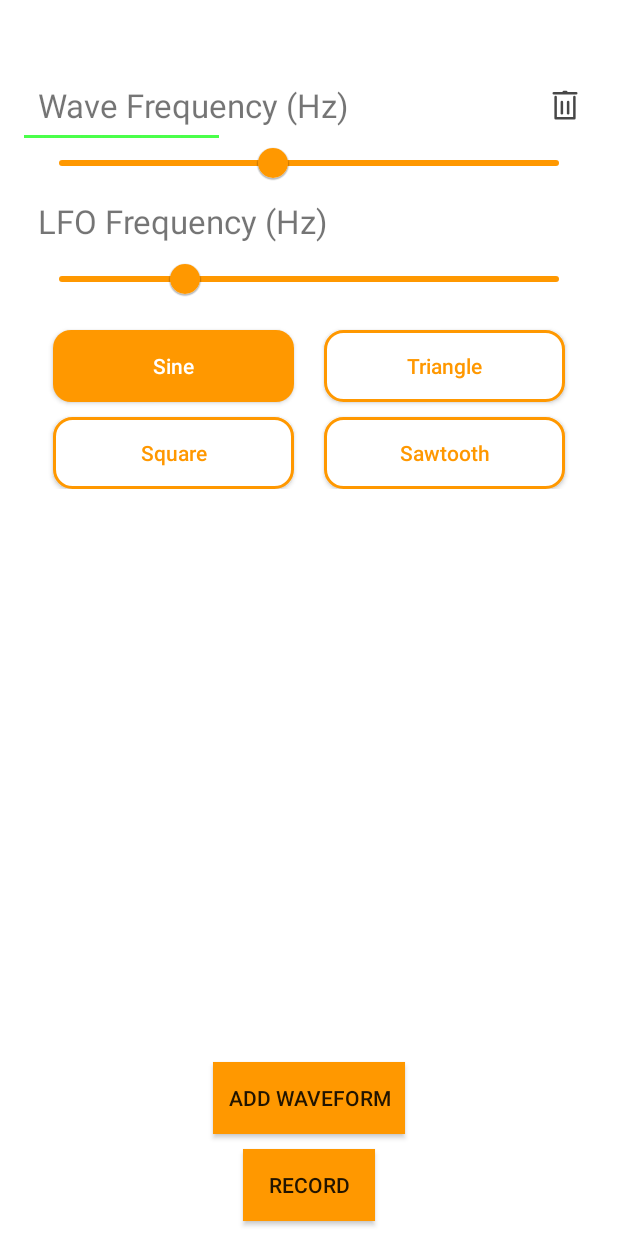
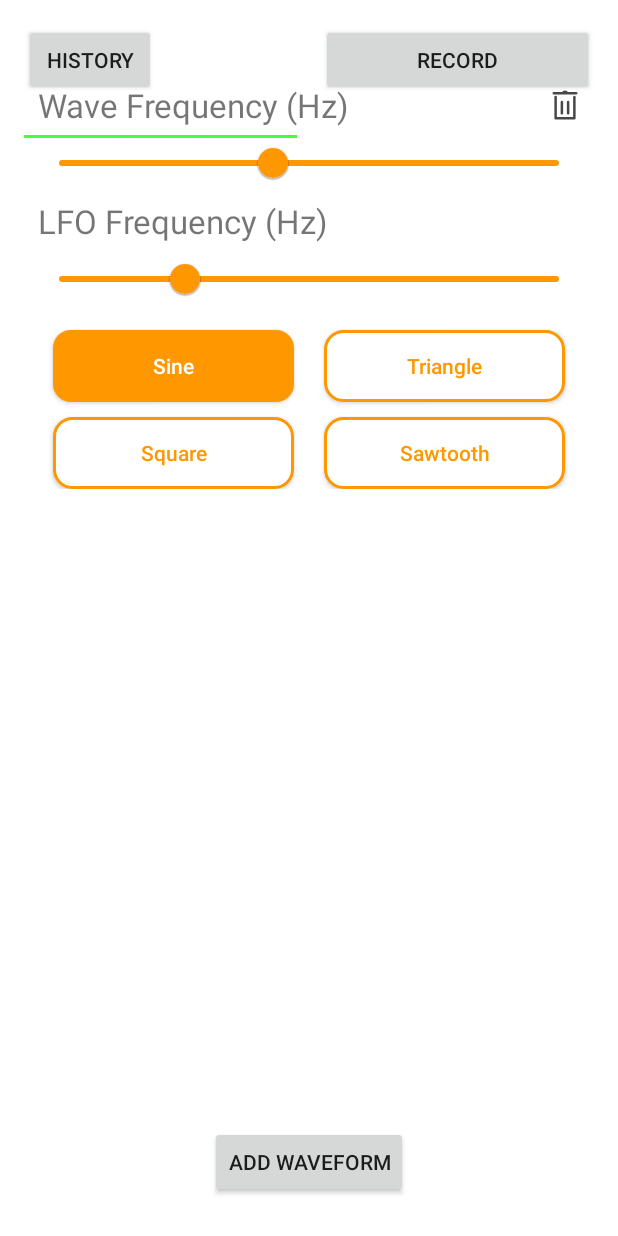
Before and after one commit to Sankar-Ayachitula/Synthesizer-App, an Android app: the screen it shows after launch (MainActivity), after a tap on "ADD WAVEFORM", on a phone screen of 412 x 824 dp. Run offline under Robolectric (Android 15) with nearby library versions, the phone set to English and light mode, and no system bars; 3 statements that could not run were skipped.

Commit message:
Add files via upload

```diff
--- a/app/src/main/res/layout/activity_main.xml
+++ b/app/src/main/res/layout/activity_main.xml
@@ -23,14 +23,15 @@
     <!-- For the Record and stop button -->
     <Button
         android:id="@+id/btnRecord"
-        android:layout_width="wrap_content"
-        android:layout_height="wrap_content"
+        android:layout_width="0dp"
+        android:layout_height="48dp"
+        android:layout_marginTop="16dp"
+        android:layout_marginEnd="16dp"
         android:text="Record"
-        android:background="@color/orange"
-        android:layout_marginBottom="10dp"
-        app:layout_constraintBottom_toBottomOf="parent"
+        app:layout_constraintTop_toTopOf="parent"
         app:layout_constraintEnd_toEndOf="parent"
-        app:layout_constraintStart_toStartOf="parent" />
+        app:layout_constraintStart_toEndOf="@id/oscilloscopeView"
+        />
 
     <androidx.recyclerview.widget.RecyclerView
         android:id="@+id/rv_waveform"
@@ -47,12 +48,19 @@
         android:layout_width="wrap_content"
         android:layout_height="wrap_content"
         android:text="ADD WAVEFORM"
-        android:layout_margin="10dp"
-        android:paddingHorizontal="10dp"
-        android:background="@color/orange"
-        app:layout_constraintBottom_toTopOf="@id/btnRecord"
+        android:layout_marginBottom="25dp"
+        app:layout_constraintBottom_toBottomOf="parent"
         app:layout_constraintEnd_toEndOf="parent"
         app:layout_constraintStart_toStartOf="parent" />
 
+    <Button
+        android:id="@+id/btnHistory"
+        android:text="History"
+        android:layout_width="wrap_content"
+        android:layout_height="wrap_content"
+        app:layout_constraintTop_toTopOf="parent"
+        app:layout_constraintStart_toStartOf="parent"
+        android:layout_marginTop="16dp"
+        android:layout_marginStart="16dp"/>
 
 </androidx.constraintlayout.widget.ConstraintLayout>
```
Also changed, not shown: app/src/main/res/layout/activity_recording_history.xml (added, +30 -0 lines), app/src/main/res/layout/recording_item.xml (added, +34 -0 lines).
